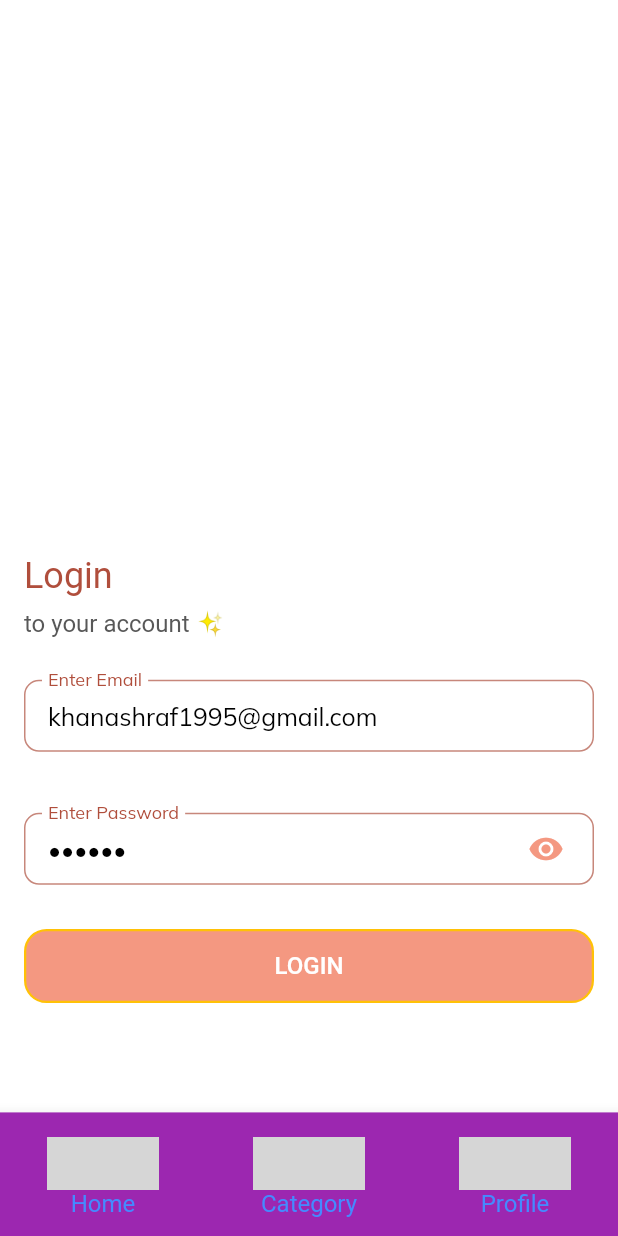
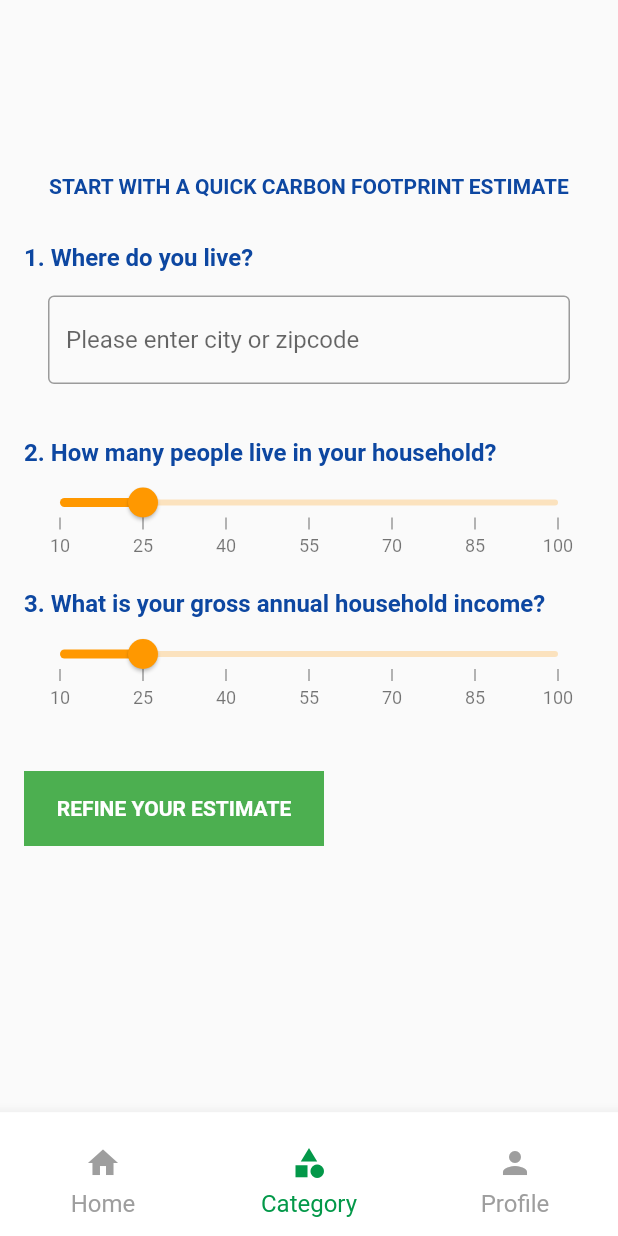
Before and after one commit to MohdAshraf960/prithvi, a Flutter app: the BottomBar screen opened directly, on a phone screen of 412 x 824 dp. Run offline on Flutter 3.47's test engine with Material 2 defaults, Android fonts, the phone set to English and light mode, and no system bars; drawn by our look-alikes of syncfusion_flutter_sliders; our stand-ins replace cloud_firestore, firebase_auth, firebase_core, flutter_riverpod, google_fonts, logger and 2 more; accounts and stored records are empty; grey boxes are pictures that could not be loaded.

Commit message:
add category screen and profile screen

```diff
--- a/lib/config/utils/assets.dart
+++ b/lib/config/utils/assets.dart
@@ -1,9 +1,9 @@
 class Assets {
-  static const baseUri = "Assets/Images/";
+  static const baseUri = "assets/images/";
   static const String backgroundImage = "${baseUri}backgroundImage.png";
 
   static const String bottom1 = "${baseUri}bottom1.png";
   static const String bottom2 = "${baseUri}bottom2.png";
   static const String bottom3 = "${baseUri}bottom3.png";
-
+  static const String emailVerification = "${baseUri}Email-Confirmation.png";
 }
--- a/lib/config/utils/custom_button.dart
+++ b/lib/config/utils/custom_button.dart
@@ -28,7 +28,7 @@ class CustomButton extends StatelessWidget {
       child: Container(
         decoration: BoxDecoration(
             color: color,
-            border: Border.all(width: 1.5, color: Colors.amber),
+            border: Border.all(width: 0.4, color: Colors.amber),
             borderRadius: BorderRadius.circular(15)),
         height: height,
         width: width,
--- a/lib/features/category/category.dart
+++ b/lib/features/category/category.dart
@@ -1,3 +1,3 @@
 export 'notifiers/notifiers.dart';
-export 'pages/pages.dart';
+export 'pages/category_view.dart';
 export 'widgets/widgets.dart';
--- /dev/null
+++ b/lib/features/category/pages/category_view.dart
@@ -0,0 +1,124 @@
+import 'package:flutter/material.dart';
+import 'package:syncfusion_flutter_sliders/sliders.dart';
+
+class Category_View extends StatefulWidget {
+  static const id = "/category";
+  const Category_View({super.key});
+
+  @override
+  State<Category_View> createState() => _Category_ViewState();
+}
+
+class _Category_ViewState extends State<Category_View> {
+  double _value = 25;
+  double _value1 = 25;
+
+  @override
+  Widget build(BuildContext context) {
+    return Scaffold(
+      body: Padding(
+        padding: const EdgeInsets.all(16.0),
+        child: Column(
+          crossAxisAlignment: CrossAxisAlignment.start,
+          children: [
+            SizedBox(
+              height: 100,
+            ),
+            Center(
+              child: Text(
+                'START WITH A QUICK CARBON FOOTPRINT ESTIMATE',
+                style: TextStyle(
+                    fontWeight: FontWeight.bold, color: Colors.blue.shade900),
+              ),
+            ),
+            SizedBox(
+              height: 30,
+            ),
+            Text(
+              '1. Where do you live?',
+              style: TextStyle(
+                  fontWeight: FontWeight.bold,
+                  fontSize: 16,
+                  color: Colors.blue.shade900),
+            ),
+            Padding(
+              padding: const EdgeInsets.all(16.0),
+              child: TextField(
+                decoration: InputDecoration(
+                    border: OutlineInputBorder(),
+                    hintText: 'Please enter city or zipcode'),
+              ),
+            ),
+            SizedBox(
+              height: 20,
+            ),
+            Text(
+              '2. How many people live in your household?',
+              style: TextStyle(
+                  fontWeight: FontWeight.bold,
+                  fontSize: 16,
+                  color: Colors.blue.shade900),
+            ),
+            SfSlider(
+              value: _value,
+              min: 10,
+              max: 100,
+              interval: 15,
+              showTicks: true,
+              showLabels: true,
+              // enableTooltip: true,
+              onChanged: (dynamic value) {
+                setState(
+                  () {
+                    _value = value;
+                  },
+                );
+              },
+            ),
+            SizedBox(
+              height: 20,
+            ),
+            Text(
+              '3. What is your gross annual household income?',
+              style: TextStyle(
+                  fontWeight: FontWeight.bold,
+                  fontSize: 16,
+                  color: Colors.blue.shade900),
+            ),
+            SfSlider(
+              value: _value1,
+              min: 10,
+              max: 100,
+              interval: 15,
+              showTicks: true,
+              showLabels: true,
+              // enableTooltip: true,
+              onChanged: (dynamic value) {
+                setState(
+                  () {
+                    _value1 = value;
+                  },
+                );
+              },
+            ),
+            SizedBox(
+              height: 40,
+            ),
+            Container(
+              height: 50,
+              width: 200,
+              decoration: BoxDecoration(color: Colors.green),
+              child: Center(
+                child: Text(
+                  'REFINE YOUR ESTIMATE',
+                  style: TextStyle(
+                      color: Colors.white, fontWeight: FontWeight.bold),
+                ),
+              ),
+            )
+          ],
+        ),
+      ),
+    );
+  }
+}
--- a/lib/features/dashboard/widgets/bottombar.dart
+++ b/lib/features/dashboard/widgets/bottombar.dart
@@ -1,9 +1,11 @@
-
 import 'package:flutter/material.dart';
 import 'package:flutter_riverpod/flutter_riverpod.dart';
 import 'package:google_fonts/google_fonts.dart';
+import 'package:prithvi/core/colors/colors.dart';
 import 'package:prithvi/features/auth/pages/login_view.dart';
+import 'package:prithvi/features/category/pages/category_view.dart';
 import 'package:prithvi/features/home/pages/home_view.dart';
+import 'package:prithvi/features/profile/pages/userprofile_view.dart';
 import 'package:sizer/sizer.dart';
 
 class BottomBar extends ConsumerStatefulWidget {
@@ -16,19 +18,20 @@ class BottomBar extends ConsumerStatefulWidget {
 
 class _BottomBarState extends ConsumerState<BottomBar> {
   final List<String> image =
-      List.generate(3, (index) => "Assets/Images/bottom${index + 1}.png");
+      List.generate(3, (index) => "assets/images/bottom${index + 1}.png");
   List<String> label = ["Home", "Category", "Profile"];
+  List<IconData> icon = [Icons.home, Icons.category, Icons.person];
 
   int selectedIndex = 1;
 
   getBody() {
     switch (selectedIndex) {
       case 0:
-        return  Home();
+        return Home();
       case 1:
-        return Login();
+        return Category_View();
       case 2:
-        return  Login();
+        return UserProfileScreen();
     }
   }
 
@@ -37,7 +40,7 @@ class _BottomBarState extends ConsumerState<BottomBar> {
     return Scaffold(
       bottomNavigationBar: BottomAppBar(
         child: Container(
-          color: Colors.purple,
+          color: white,
           height: 10.h,
           width: double.infinity,
           child: Row(
@@ -56,26 +59,32 @@ class _BottomBarState extends ConsumerState<BottomBar> {
                         height: 2.h,
                       ),
                       Container(
-                        height: 35,
-                        width: 18.w,
-                        decoration: BoxDecoration(
-                            color: selectedIndex == i
-                                ? Colors.green
-                                : Colors.grey,
-                            borderRadius: BorderRadius.circular(20)),
-                        child:
-                         Image.asset(
-                          image[i],
-                          height: 20,
-                          width: 30,
-                        ),
-                      ),
+                          height: 35,
+                          width: 18.w,
+                          decoration: BoxDecoration(
+                              // color: selectedIndex == i
+                              //     ? Colors.green
+                              //     : Colors.grey,
+                              borderRadius: BorderRadius.circular(20)),
+                          child: Icon(
+                            icon[i],
+                            color:
+                                selectedIndex == i ? primaryGreen : Colors.grey,
+                          )
+                          // Image.asset(
+                          //   image[i],
+                          //   height: 20,
+                          //   width: 30,
+                          // ),
+                          ),
                       Text(
                         label[i],
                         style: GoogleFonts.roboto(
                             fontSize: 16,
                             fontWeight: FontWeight.w400,
-                            color: Colors.blueAccent),
+                            color: selectedIndex == i
+                                ? primaryGreen
+                                : Colors.grey),
                       )
                     ],
                   ),
--- a/lib/features/profile/notifiers/notifiers.dart
+++ b/lib/features/profile/notifiers/notifiers.dart
@@ -0,0 +1 @@
+export './notifiers.dart';
--- a/lib/features/profile/profile.dart
+++ b/lib/features/profile/profile.dart
@@ -1,3 +1,3 @@
 export 'notifiers/notifiers.dart';
-export 'pages/pages.dart';
+export 'pages/userprofile_view.dart';
 export 'widgets/widgets.dart';
--- a/pubspec.yaml
+++ b/pubspec.yaml
@@ -21,6 +21,7 @@ dependencies:
   shared_preferences: ^2.2.1
   google_fonts: ^6.0.0
   syncfusion_flutter_charts: ^23.1.36
+  syncfusion_flutter_sliders: ^23.1.36
   firebase_core: ^2.15.1
   firebase_auth: ^4.9.0
   cloud_firestore: ^4.9.1
```
Also changed, not shown: lib/core/colors/colors.dart (+28 -0 lines), lib/core/routes/routes.dart (+8 -0 lines), lib/features/auth/pages/login_view.dart (+6 -6 lines), lib/features/auth/pages/verification_view.dart (+62 -6 lines), lib/features/home/pages/home_view.dart (+13 -3 lines), lib/features/profile/pages/userprofile_view.dart (added, +75 -0 lines), assets/images/Email-Confirmation.png (added), lib/features/category/pages/pages.dart (deleted), lib/features/profile/pages/pages.dart (deleted), pubspec.lock.
